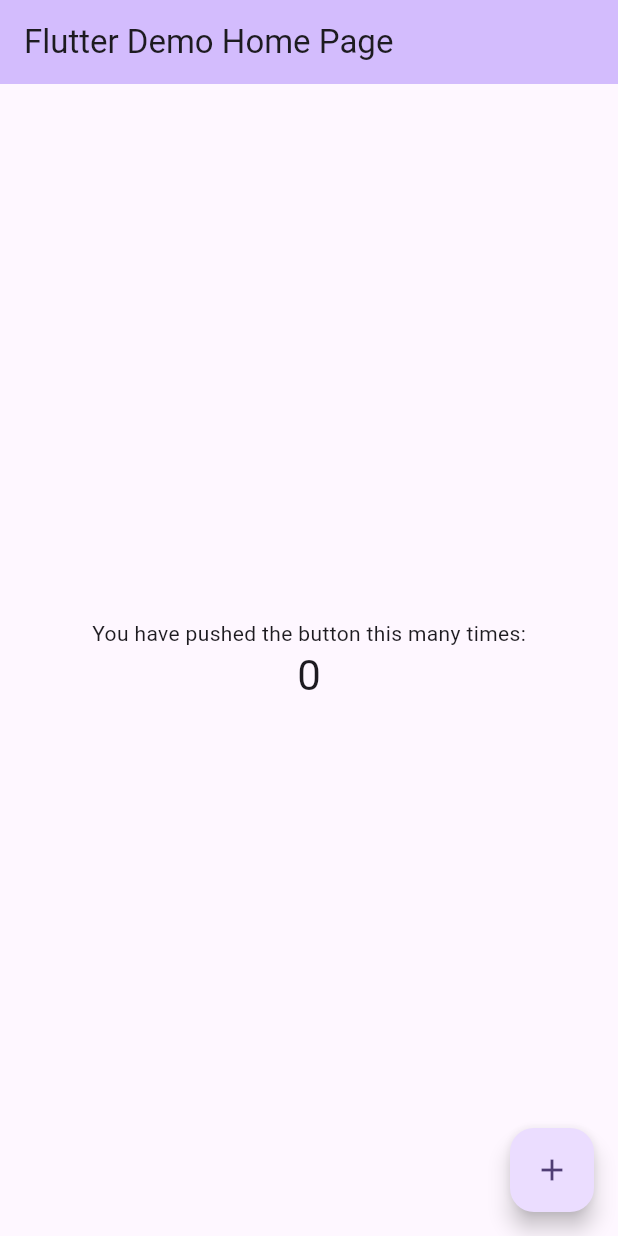
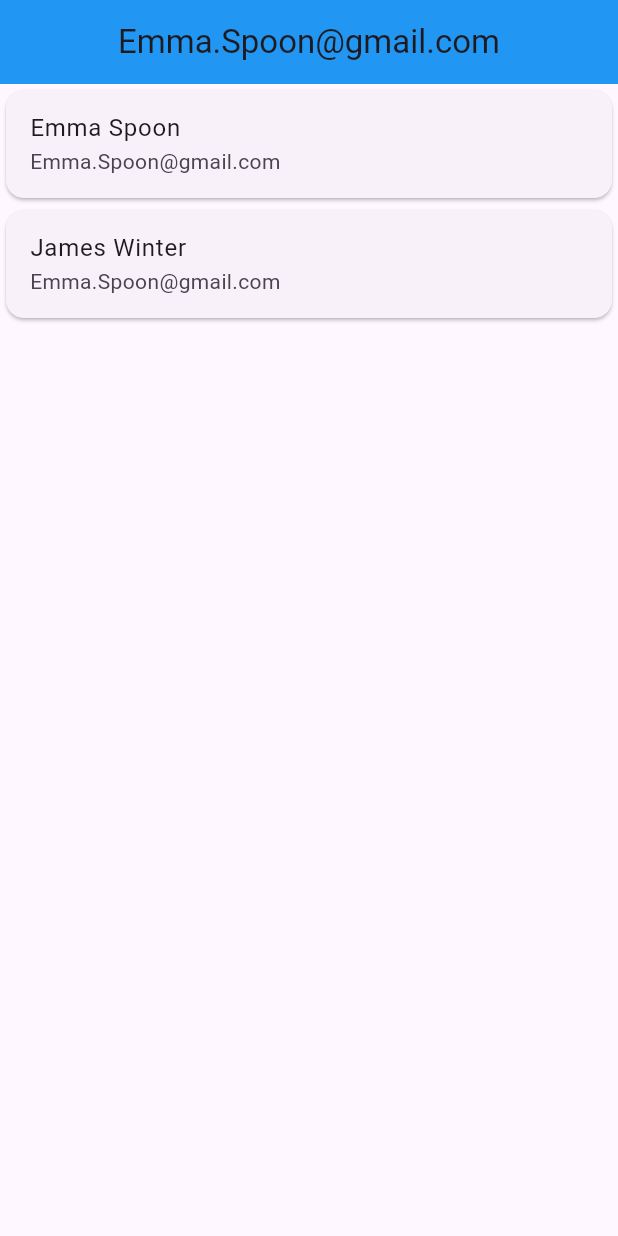
Before and after one commit to Vigneshvkyyy/sample, a Flutter app: the screen it shows after launch, on a phone screen of 412 x 824 dp. Run offline on Flutter 3.47's test engine with Material 2 defaults, Android fonts, the phone set to English and light mode, and no system bars.

Commit message:
json examples

```diff
--- /dev/null
+++ b/assets/users.json
@@ -0,0 +1,47 @@
+[
+  {
+    "username": "Emma Spoon",
+    "email": "Emma.Spoon@gmail.com",
+    "urlAvatar": "https://images.unsplash.com/photo-1604426633861-11b2faead63c?ixlib=rb-1.2.1&ixid=MXwxMjA3fDB8MHxwaG90by1wYWdlfHx8fGVufDB8fHw%3D&auto=format&fit=crop&w=700&q=80"
+  },
+  {
+    "username": "James Winter",
+    "email": "James.Winter@gmail.com",
+    "urlAvatar": "https://images.unsplash.com/photo-1497551060073-4c5ab6435f12?ixid=MXwxMjA3fDB8MHxwaG90by1wYWdlfHx8fGVufDB8fHw%3D&ixlib=rb-1.2.1&auto=format&fit=crop&w=667&q=80"
+  },
+  {
+    "username": "Alex Summer",
+    "email": "Alex.Summer@gmail.com",
+    "urlAvatar": "https://images.unsplash.com/photo-1522529599102-193c0d76b5b6?ixid=MXwxMjA3fDB8MHxwaG90by1wYWdlfHx8fGVufDB8fHw%3D&ixlib=rb-1.2.1&auto=format&fit=crop&w=1050&q=80"
+  },
+  {
+    "username": "Jenna Hollywood",
+    "email": "Jenna.Hollywood@gmail.com",
+    "urlAvatar": "https://images.unsplash.com/photo-1488426862026-3ee34a7d66df?ixid=MXwxMjA3fDB8MHxwaG90by1wYWdlfHx8fGVufDB8fHw%3D&ixlib=rb-1.2.1&auto=format&fit=crop&w=634&q=80"
+  },
+  {
+    "username": "Diana Winterfield",
+    "email": "Diano.Winterfield@gmail.com",
+    "urlAvatar": "https://images.unsplash.com/photo-1534751516642-a1af1ef26a56?ixid=MXwxMjA3fDB8MHxwaG90by1wYWdlfHx8fGVufDB8fHw%3D&ixlib=rb-1.2.1&auto=format&fit=crop&w=635&q=80"
+  },
+  {
+    "username": "Sarah Stone",
+    "email": "Sarah.Stone@gmail.com",
+    "urlAvatar": "https://images.unsplash.com/photo-1587628604439-3b9a0aa7a163?ixid=MXwxMjA3fDB8MHxwaG90by1wYWdlfHx8fGVufDB8fHw%3D&ixlib=rb-1.2.1&auto=format&fit=crop&w=634&q=80"
+  },
+  {
+    "username": "Rebecca Field",
+    "email": "Rebecca.Field@gmail.com",
+    "urlAvatar": "https://images.unsplash.com/photo-1599842057874-37393e9342df?ixid=MXwxMjA3fDB8MHxwaG90by1wYWdlfHx8fGVufDB8fHw%3D&ixlib=rb-1.2.1&auto=format&fit=crop&w=634&q=80"
+  },
+  {
+    "username": "Tom Mountain",
+    "email": "Tom.Mountain@gmail.com",
+    "urlAvatar": "https://images.unsplash.com/photo-1600486913747-55e5470d6f40?ixid=MXwxMjA3fDB8MHxwaG90by1wYWdlfHx8fGVufDB8fHw%3D&ixlib=rb-1.2.1&auto=format&fit=crop&w=1050&q=80"
+  },
+  {
+    "username": "Harry Holmes",
+    "email": "Harry.Homes@gmail.com",
+    "urlAvatar": "https://images.unsplash.com/photo-1558521432-23ac0222f962?ixid=MXwxMjA3fDB8MHxwaG90by1wYWdlfHx8fGVufDB8fHw%3D&ixlib=rb-1.2.1&auto=format&fit=crop&w=634&q=80"
+  }
+]
--- a/lib/main.dart
+++ b/lib/main.dart
@@ -1,4 +1,8 @@
 import 'package:flutter/material.dart';
+import 'package:flutter_application_1/dynamic_homepage.dart';
+import 'package:flutter_application_1/without_model.dart';
+
+import 'static_home_page.dart';
 
 void main() {
   runApp(const MyApp());
@@ -11,115 +15,17 @@ class MyApp extends StatelessWidget {
   @override
   Widget build(BuildContext context) {
     return MaterialApp(
+      debugShowCheckedModeBanner: false,
       title: 'Flutter Demo',
       theme: ThemeData(
-        // This is the theme of your application.
-        //
-        // TRY THIS: Try running your application with "flutter run". You'll see
-        // the application has a blue toolbar. Then, without quitting the app,
-        // try changing the seedColor in the colorScheme below to Colors.green
-        // and then invoke "hot reload" (save your changes or press the "hot
-        // reload" button in a Flutter-supported IDE, or press "r" if you used
-        // the command line to start the app).
-        //
-        // Notice that the counter didn't reset back to zero; the application
-        // state is not lost during the reload. To reset the state, use hot
-        // restart instead.
-        //
-        // This works for code too, not just values: Most code changes can be
-        // tested with just a hot reload.
+
         colorScheme: ColorScheme.fromSeed(seedColor: Colors.deepPurple),
         useMaterial3: true,
       ),
-      home: const MyHomePage(title: 'Flutter Demo Home Page'),
+      home:
+      // AssetjsonOrApijson(),
+      // HomePage()
+      WithoutModel()
     );
   }
 }
-
-class MyHomePage extends StatefulWidget {
-  const MyHomePage({super.key, required this.title});
-
-  // This widget is the home page of your application. It is stateful, meaning
-  // that it has a State object (defined below) that contains fields that affect
-  // how it looks.
-
-  // This class is the configuration for the state. It holds the values (in this
-  // case the title) provided by the parent (in this case the App widget) and
-  // used by the build method of the State. Fields in a Widget subclass are
-  // always marked "final".
-
-  final String title;
-
-  @override
-  State<MyHomePage> createState() => _MyHomePageState();
-}
-
-class _MyHomePageState extends State<MyHomePage> {
-  int _counter = 0;
-
-  void _incrementCounter() {
-    setState(() {
-      // This call to setState tells the Flutter framework that something has
-      // changed in this State, which causes it to rerun the build method below
-      // so that the display can reflect the updated values. If we changed
-      // _counter without calling setState(), then the build method would not be
-      // called again, and so nothing would appear to happen.
-      _counter++;
-    });
-  }
-
-  @override
-  Widget build(BuildContext context) {
-    // This method is rerun every time setState is called, for instance as done
-    // by the _incrementCounter method above.
-    //
-    // The Flutter framework has been optimized to make rerunning build methods
-    // fast, so that you can just rebuild anything that needs updating rather
-    // than having to individually change instances of widgets.
-    return Scaffold(
-      appBar: AppBar(
-        // TRY THIS: Try changing the color here to a specific color (to
-        // Colors.amber, perhaps?) and trigger a hot reload to see the AppBar
-        // change color while the other colors stay the same.
-        backgroundColor: Theme.of(context).colorScheme.inversePrimary,
-        // Here we take the value from the MyHomePage object that was created by
-        // the App.build method, and use it to set our appbar title.
-        title: Text(widget.title),
-      ),
-      body: Center(
-        // Center is a layout widget. It takes a single child and positions it
-        // in the middle of the parent.
-        child: Column(
-          // Column is also a layout widget. It takes a list of children and
-          // arranges them vertically. By default, it sizes itself to fit its
-          // children horizontally, and tries to be as tall as its parent.
-          //
-          // Column has various properties to control how it sizes itself and
-          // how it positions its children. Here we use mainAxisAlignment to
-          // center the children vertically; the main axis here is the vertical
-          // axis because Columns are vertical (the cross axis would be
-          // horizontal).
-          //
-          // TRY THIS: Invoke "debug painting" (choose the "Toggle Debug Paint"
-          // action in the IDE, or press "p" in the console), to see the
-          // wireframe for each widget.
-          mainAxisAlignment: MainAxisAlignment.center,
-          children: <Widget>[
-            const Text(
-              'You have pushed the button this many times:',
-            ),
-            Text(
-              '$_counter',
-              style: Theme.of(context).textTheme.headlineMedium,
-            ),
-          ],
-        ),
-      ),
-      floatingActionButton: FloatingActionButton(
-        onPressed: _incrementCounter,
-        tooltip: 'Increment',
-        child: const Icon(Icons.add),
-      ), // This trailing comma makes auto-formatting nicer for build methods.
-    );
-  }
-}
--- /dev/null
+++ b/lib/user_model.dart
@@ -0,0 +1,15 @@
+class User {
+  final String username;
+  final String email;
+  final String urlAvatar;
+  User({
+    required this.username,
+    required this.email,
+    required this.urlAvatar,
+  });
+
+  static User fromJson(json) => User(
+      username: json['username'],
+      email: json['email'],
+      urlAvatar: json['urlAvatar']);
+}
--- /dev/null
+++ b/lib/without_model.dart
@@ -0,0 +1,66 @@
+import 'package:flutter/material.dart';
+import 'package:flutter_application_1/user_model.dart';
+
+class WithoutModel extends StatefulWidget {
+  const WithoutModel({super.key});
+
+  @override
+  State<WithoutModel> createState() => _WithoutModelState();
+}
+
+class _WithoutModelState extends State<WithoutModel> {
+  // var users = getUsers();
+  // static  getUsers() {
+   var data = [
+      {
+        "username": "Emma Spoon",
+        "email": "Emma.Spoon@gmail.com",
+        "urlAvatar":
+            "https://images.unsplash.com/photo-1604426633861-11b2faead63c?ixlib=rb-1.2.1&ixid=MXwxMjA3fDB8MHxwaG90by1wYWdlfHx8fGVufDB8fHw%3D&auto=format&fit=crop&w=700&q=80"
+      },
+      {
+        "username": "James Winter",
+        "email": "James.Winter@gmail.com",
+        "urlAvatar":
+            "https://images.unsplash.com/photo-1497551060073-4c5ab6435f12?ixid=MXwxMjA3fDB8MHxwaG90by1wYWdlfHx8fGVufDB8fHw%3D&ixlib=rb-1.2.1&auto=format&fit=crop&w=667&q=80"
+      },
+    ];
+    // return data.map<User>(User.fromJson).toList();
+  //   return data.toList();
+  // }
+
+  @override
+  Widget build(BuildContext context) {
+    // print("=====================${users}");
+      print("=====================${data.length}");
+      print("=====================${data[0]['email'].toString()}");
+    return Scaffold(
+      appBar: AppBar(
+        backgroundColor: Colors.blue,
+        centerTitle: true,
+        title: Text(
+          // getUsers().length.toString()
+          data[0]['email'].toString()
+          ),
+      ),
+      body: Center(
+        child: buildUsers(),
+      ),
+    );
+  }
+
+  Widget buildUsers() => ListView.builder(
+      itemCount: data.length,
+      itemBuilder: (context, index) {
+        final user = data[index];
+        return Card(
+          child: ListTile(
+            // leading: CircleAvatar(
+            //   radius: 28,
+            //   backgroundImage: NetworkImage(user['urlAvatar'].toString()),
+            // ),
+            title: Text(user['username'].toString()),
+            subtitle: Text( data[0]['email'].toString()),
+          ),
+        );      });
+}
--- a/pubspec.yaml
+++ b/pubspec.yaml
@@ -35,6 +35,7 @@ dependencies:
   # The following adds the Cupertino Icons font to your application.
   # Use with the CupertinoIcons class for iOS style icons.
   cupertino_icons: ^1.0.2
+  http: ^1.1.0
 
 dev_dependencies:
   flutter_test:
@@ -59,8 +60,8 @@ flutter:
   uses-material-design: true
 
   # To add assets to your application, add an assets section, like this:
-  # assets:
-  #   - images/a_dot_burr.jpeg
+  assets:
+    - assets/
   #   - images/a_dot_ham.jpeg
 
   # An image asset can refer to one or more resolution-specific "variants", see
```
Also changed, not shown: lib/dynamic_homepage.dart (added, +81 -0 lines), lib/static_home_page.dart (added, +63 -0 lines), pubspec.lock.
